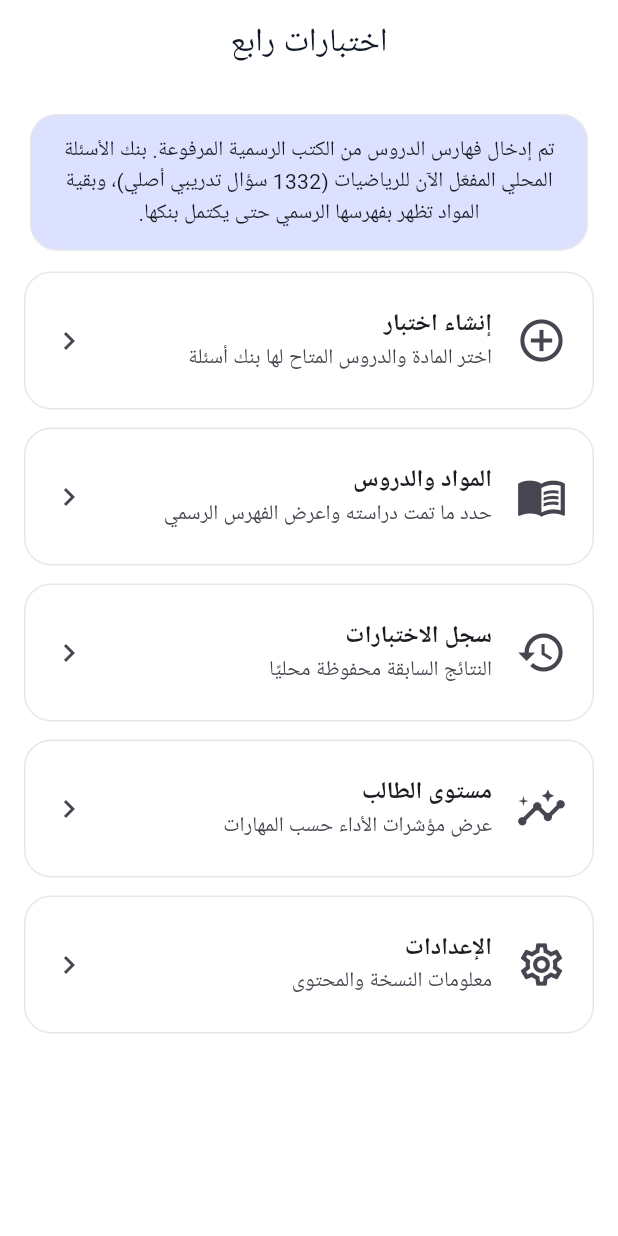
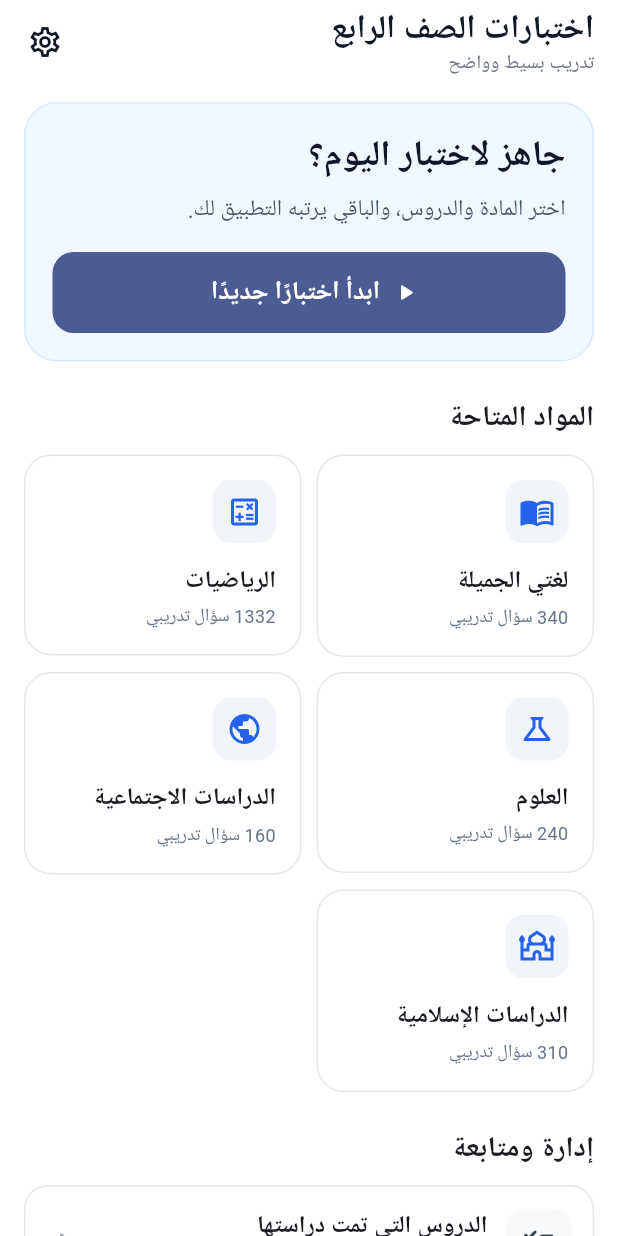
Before and after one commit to mksstoore-gif/ikhtibarat_rabe, a Flutter app: the screen it shows after launch, on a phone screen of 412 x 824 dp. Run offline on Flutter 3.47's test engine with Material 3 defaults, Android fonts, the phone set to English and light mode, and no system bars; our stand-ins replace pdf, printing, sqflite; accounts and stored records are empty.

Commit message:
Redesign home screen for simple white UI

```diff
--- a/lib/screens/home_screen.dart
+++ b/lib/screens/home_screen.dart
@@ -8,32 +8,187 @@ import 'settings_screen.dart';
 
 class HomeScreen extends StatelessWidget {
   const HomeScreen({super.key});
+
+  static const _subjectIcons=<String,IconData>{
+    'math':Icons.calculate_outlined,
+    'arabic':Icons.menu_book_outlined,
+    'science':Icons.science_outlined,
+    'social':Icons.public_outlined,
+    'islamic':Icons.mosque_outlined,
+  };
+
   @override
   Widget build(BuildContext context){
     final repo=CurriculumRepository.instance;
-    final mathCount=repo.questionCountForSubject('math');
+    final activeSubjects=repo.subjects.where((s)=>repo.questionCountForSubject(s.id)>0).toList();
+
     return Scaffold(
-      appBar: AppBar(title:const Text('اختبارات رابع'),centerTitle:true),
-      body:ListView(padding:const EdgeInsets.all(16),children:[
-        Card(
-          color:Theme.of(context).colorScheme.primaryContainer,
-          child:Padding(
-            padding:const EdgeInsets.all(14),
-            child:Text('تم إدخال فهارس الدروس من الكتب الرسمية المرفوعة. بنك الأسئلة المحلي المفعّل الآن للرياضيات ($mathCount سؤال تدريبي أصلي)، وبقية المواد تظهر بفهرسها الرسمي حتى يكتمل بنكها.',textAlign:TextAlign.center),
+      appBar:AppBar(
+        title:const Column(
+          crossAxisAlignment:CrossAxisAlignment.start,
+          children:[
+            Text('اختبارات الصف الرابع',style:TextStyle(fontSize:22,fontWeight:FontWeight.w800)),
+            Text('تدريب بسيط وواضح',style:TextStyle(fontSize:13,fontWeight:FontWeight.w400,color:Color(0xFF6B7280))),
+          ],
+        ),
+        actions:[
+          IconButton(
+            tooltip:'الإعدادات',
+            onPressed:()=>Navigator.push(context,MaterialPageRoute(builder:(_)=>const SettingsScreen())),
+            icon:const Icon(Icons.settings_outlined),
           ),
-        ),
-        const SizedBox(height:10),
-        _Tile(Icons.add_circle_outline,'إنشاء اختبار','اختر المادة والدروس المتاح لها بنك أسئلة',()=>Navigator.push(context,MaterialPageRoute(builder:(_)=>const CreateTestScreen()))),
-        _Tile(Icons.menu_book_outlined,'المواد والدروس','حدد ما تمت دراسته واعرض الفهرس الرسمي',()=>Navigator.push(context,MaterialPageRoute(builder:(_)=>SubjectsScreen(repository:repo)))),
-        _Tile(Icons.history,'سجل الاختبارات','النتائج السابقة محفوظة محليًا',()=>Navigator.push(context,MaterialPageRoute(builder:(_)=>const HistoryScreen()))),
-        _Tile(Icons.insights_outlined,'مستوى الطالب','عرض مؤشرات الأداء حسب المهارات',()=>Navigator.push(context,MaterialPageRoute(builder:(_)=>const ProgressScreen()))),
-        _Tile(Icons.settings_outlined,'الإعدادات','معلومات النسخة والمحتوى',()=>Navigator.push(context,MaterialPageRoute(builder:(_)=>const SettingsScreen()))),
-      ]),
+          const SizedBox(width:6),
+        ],
+      ),
+      body:ListView(
+        padding:const EdgeInsets.fromLTRB(16,12,16,28),
+        children:[
+          Container(
+            padding:const EdgeInsets.all(18),
+            decoration:BoxDecoration(
+              color:const Color(0xFFF0F7FF),
+              borderRadius:BorderRadius.circular(22),
+              border:Border.all(color:const Color(0xFFD7E9FF)),
+            ),
+            child:Column(
+              crossAxisAlignment:CrossAxisAlignment.stretch,
+              children:[
+                const Text('جاهز لاختبار اليوم؟',style:TextStyle(fontSize:24,fontWeight:FontWeight.w800,color:Color(0xFF0F172A))),
+                const SizedBox(height:6),
+                const Text('اختر المادة والدروس، والباقي يرتبه التطبيق لك.',style:TextStyle(fontSize:15,color:Color(0xFF475569))),
+                const SizedBox(height:18),
+                FilledButton.icon(
+                  onPressed:()=>Navigator.push(context,MaterialPageRoute(builder:(_)=>const CreateTestScreen())),
+                  icon:const Icon(Icons.play_arrow_rounded),
+                  label:const Text('ابدأ اختبارًا جديدًا',style:TextStyle(fontSize:17,fontWeight:FontWeight.w700)),
+                ),
+              ],
+            ),
+          ),
+          const SizedBox(height:24),
+          const Text('المواد المتاحة',style:TextStyle(fontSize:19,fontWeight:FontWeight.w800)),
+          const SizedBox(height:10),
+          Wrap(
+            spacing:10,
+            runSpacing:10,
+            children:activeSubjects.map((s){
+              final count=repo.questionCountForSubject(s.id);
+              return _SubjectCard(
+                icon:_subjectIcons[s.id]??Icons.school_outlined,
+                name:s.name,
+                count:count,
+                onTap:()=>Navigator.push(
+                  context,
+                  MaterialPageRoute(builder:(_)=>CreateTestScreen(initialSubjectId:s.id)),
+                ),
+              );
+            }).toList(),
+          ),
+          const SizedBox(height:24),
+          const Text('إدارة ومتابعة',style:TextStyle(fontSize:19,fontWeight:FontWeight.w800)),
+          const SizedBox(height:10),
+          _MenuTile(
+            icon:Icons.checklist_rounded,
+            title:'الدروس التي تمت دراستها',
+            subtitle:'حدد الدروس مرة واحدة، ولن يظهر غيرها في الاختبارات.',
+            onTap:()=>Navigator.push(context,MaterialPageRoute(builder:(_)=>SubjectsScreen(repository:repo))),
+          ),
+          _MenuTile(
+            icon:Icons.history_rounded,
+            title:'النتائج السابقة',
+            subtitle:'راجع درجات الاختبارات السابقة.',
+            onTap:()=>Navigator.push(context,MaterialPageRoute(builder:(_)=>const HistoryScreen())),
+          ),
+          _MenuTile(
+            icon:Icons.insights_rounded,
+            title:'مستوى الطالب',
+            subtitle:'تعرف على المهارات التي تحتاج إلى مراجعة.',
+            onTap:()=>Navigator.push(context,MaterialPageRoute(builder:(_)=>const ProgressScreen())),
+          ),
+        ],
+      ),
     );
   }
 }
-class _Tile extends StatelessWidget{
-  final IconData icon; final String title,subtitle; final VoidCallback tap;
-  const _Tile(this.icon,this.title,this.subtitle,this.tap);
-  @override Widget build(BuildContext c)=>Card(margin:const EdgeInsets.only(bottom:12),child:ListTile(contentPadding:const EdgeInsets.symmetric(horizontal:18,vertical:10),leading:Icon(icon,size:34),title:Text(title,style:const TextStyle(fontWeight:FontWeight.bold)),subtitle:Text(subtitle),trailing:const Icon(Icons.chevron_left),onTap:tap));
+
+class _SubjectCard extends StatelessWidget{
+  final IconData icon;
+  final String name;
+  final int count;
+  final VoidCallback onTap;
+  const _SubjectCard({required this.icon,required this.name,required this.count,required this.onTap});
+
+  @override
+  Widget build(BuildContext context){
+    final width=(MediaQuery.sizeOf(context).width-42)/2;
+    return SizedBox(
+      width:width,
+      child:InkWell(
+        borderRadius:BorderRadius.circular(18),
+        onTap:onTap,
+        child:Container(
+          padding:const EdgeInsets.all(16),
+          decoration:BoxDecoration(
+            color:Colors.white,
+            borderRadius:BorderRadius.circular(18),
+            border:Border.all(color:const Color(0xFFE5E7EB)),
+          ),
+          child:Column(
+            crossAxisAlignment:CrossAxisAlignment.start,
+            children:[
+              Container(
+                width:42,height:42,
+                decoration:BoxDecoration(color:const Color(0xFFF1F5F9),borderRadius:BorderRadius.circular(12)),
+                child:Icon(icon,color:const Color(0xFF2563EB)),
+              ),
+              const SizedBox(height:13),
+              Text(name,maxLines:2,overflow:TextOverflow.ellipsis,style:const TextStyle(fontWeight:FontWeight.w800,fontSize:16)),
+              const SizedBox(height:4),
+              Text('$count سؤال تدريبي',style:const TextStyle(color:Color(0xFF64748B),fontSize:12)),
+            ],
+          ),
+        ),
+      ),
+    );
+  }
 }
+
+class _MenuTile extends StatelessWidget{
+  final IconData icon;
+  final String title,subtitle;
+  final VoidCallback onTap;
+  const _MenuTile({required this.icon,required this.title,required this.subtitle,required this.onTap});
+
+  @override
+  Widget build(BuildContext context)=>Padding(
+    padding:const EdgeInsets.only(bottom:10),
+    child:InkWell(
+      borderRadius:BorderRadius.circular(16),
+      onTap:onTap,
+      child:Container(
+        padding:const EdgeInsets.all(14),
+        decoration:BoxDecoration(
+          color:Colors.white,
+          borderRadius:BorderRadius.circular(16),
+          border:Border.all(color:const Color(0xFFE5E7EB)),
+        ),
+        child:Row(
+          children:[
+            Container(
+              width:44,height:44,
+              decoration:BoxDecoration(color:const Color(0xFFF8FAFC),borderRadius:BorderRadius.circular(12)),
+              child:Icon(icon,color:const Color(0xFF334155)),
+            ),
+            const SizedBox(width:12),
+            Expanded(child:Column(crossAxisAlignment:CrossAxisAlignment.start,children:[
+              Text(title,style:const TextStyle(fontSize:16,fontWeight:FontWeight.w800)),
+              const SizedBox(height:3),
+              Text(subtitle,style:const TextStyle(fontSize:13,color:Color(0xFF64748B))),
+            ])),
+            const Icon(Icons.chevron_left_rounded,color:Color(0xFF94A3B8)),
+          ],
+        ),
+      ),
+    ),
+  );
+}
```
